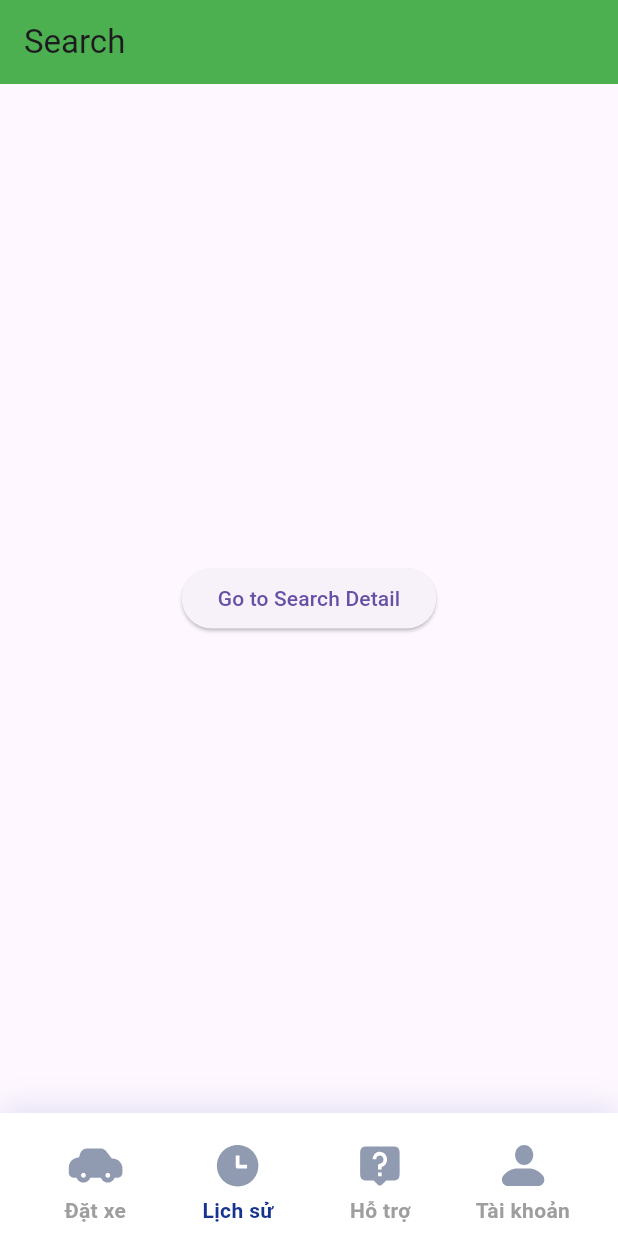
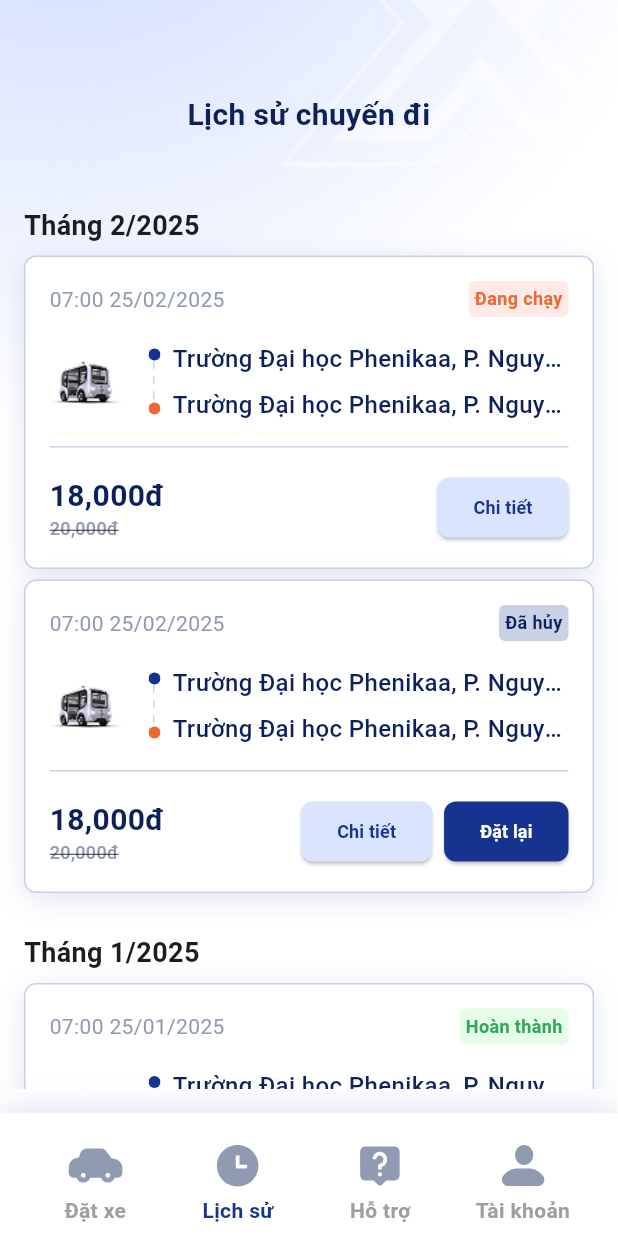
Before and after one commit to ngocthanh711/Xdrive, a Flutter app: the PersistentBottomNavPage screen opened directly, item 2 of the bottom bar chosen, on a phone screen of 412 x 824 dp. Run offline on Flutter 3.47's test engine with Material 3 defaults, Android fonts, the phone set to English and light mode, and no system bars; our stand-ins replace dio, equatable, flutter_bloc, flutter_svg; network calls fail.

Commit message:
bổ sung màn lịch sử chuyến đi

```diff
--- /dev/null
+++ b/Flutter android studio projects/Flutter android studio projects/lib/features/history/data/data_sources/mock_data.dart
@@ -0,0 +1,64 @@
+
+
+import 'package:phenikaaxdrive/features/history/data/models/trip_model.dart';
+
+Map<String, List<Trip>> tripsByMonth = {
+  "Tháng 2/2025": [
+    Trip(
+      time: "07:00",
+      date: "25/02/2025",
+      from: "Trường Đại học Phenikaa, P. Nguyễn Tr...",
+      to: "Trường Đại học Phenikaa, P. Nguyễn Tr...",
+      price: 18000,
+      oldPrice: 20000,
+      status: "Đang chạy",
+    ),
+    Trip(
+      time: "07:00",
+      date: "25/02/2025",
+      from: "Trường Đại học Phenikaa, P. Nguyễn Tr...",
+      to: "Trường Đại học Phenikaa, P. Nguyễn Tr...",
+      price: 18000,
+      oldPrice: 20000,
+      status: "Đã hủy",
+    ),
+  ],
+  "Tháng 1/2025": [
+    Trip(
+      time: "07:00",
+      date: "25/01/2025",
+      from: "Trường Đại học Phenikaa, P. Nguyễn Tr...",
+      to: "Trường Đại học Phenikaa, P. Nguyễn Tr...",
+      price: 18000,
+      oldPrice: 20000,
+      status: "Hoàn thành",
+    ),
+    Trip(
+      time: "07:00",
+      date: "23/01/2025",
+      from: "Trường Đại học Phenikaa, P. Nguyễn Tr...",
+      to: "Trường Đại học Phenikaa, P. Nguyễn Tr...",
+      price: 18000,
+      oldPrice: 20000,
+      status: "Đã hủy",
+    ),
+    Trip(
+      time: "07:00",
+      date: "22/01/2025",
+      from: "Trường Đại học Phenikaa, P. Nguyễn Tr...",
+      to: "Trường Đại học Phenikaa, P. Nguyễn Tr...",
+      price: 18000,
+      oldPrice: 20000,
+      status: "Đã hủy",
+    ),
+    Trip(
+      time: "07:00",
+      date: "24/01/2025",
+      from: "Trường Đại học Phenikaa, P. Nguyễn Tr...",
+      to: "Trường Đại học Phenikaa, P. Nguyễn Tr...",
+      price: 18000,
+      oldPrice: 20000,
+      status: "Đã hủy",
+    ),
+  ],
+};
--- /dev/null
+++ b/Flutter android studio projects/Flutter android studio projects/lib/features/history/data/models/trip_model.dart
@@ -0,0 +1,19 @@
+class Trip {
+  final String time;
+  final String date;
+  final String from;
+  final String to;
+  final int price;
+  final int oldPrice;
+  final String status;
+
+  Trip({
+    required this.time,
+    required this.date,
+    required this.from,
+    required this.to,
+    required this.price,
+    required this.oldPrice,
+    required this.status,
+  });
+}
--- /dev/null
+++ b/Flutter android studio projects/Flutter android studio projects/lib/features/history/presentation/blocs/history_event.dart
@@ -0,0 +1,5 @@
+part of 'history_bloc.dart';
+
+abstract class HistoryEvent {}
+
+class HistoryLoadRequested extends HistoryEvent {}
--- /dev/null
+++ b/Flutter android studio projects/Flutter android studio projects/lib/features/history/presentation/blocs/history_state.dart
@@ -0,0 +1,20 @@
+
+part of 'history_bloc.dart';
+
+abstract class HistoryState {}
+
+class HistoryInitial extends HistoryState {}
+
+class HistoryLoadInProgress extends HistoryState {}
+
+class HistoryLoadSuccess extends HistoryState {
+  final Map<String, List<Trip>> tripsByMonth;
+
+  HistoryLoadSuccess(this.tripsByMonth);
+}
+
+class HistoryLoadFailure extends HistoryState {
+  final String errorMessage;
+
+  HistoryLoadFailure(this.errorMessage);
+}
--- /dev/null
+++ b/Flutter android studio projects/Flutter android studio projects/lib/features/history/presentation/pages/history_screen.dart
@@ -0,0 +1,110 @@
+import 'package:flutter/material.dart';
+import 'package:flutter_svg/svg.dart';
+import 'package:flutter_bloc/flutter_bloc.dart';
+import 'package:phenikaaxdrive/features/history/data/models/trip_model.dart';
+import 'package:phenikaaxdrive/features/history/data/data_sources/mock_data.dart';
+import 'package:phenikaaxdrive/features/history/presentation/widgets/trip_card.dart';
+import 'package:phenikaaxdrive/features/history/presentation/blocs/history_bloc.dart';
+
+
+
+class History extends StatelessWidget {
+  @override
+  Widget build(BuildContext context) {
+    return BlocProvider(
+      create: (context) => HistoryBloc()..add(HistoryLoadRequested()),
+      child: Scaffold(
+        body: Stack(
+          alignment: Alignment.center,
+          children: [
+            Container(
+              padding: const EdgeInsets.fromLTRB(
+                0,
+                kTextTabBarHeight * 1.3,
+                0,
+                16,
+              ),
+              width: MediaQuery.of(context).size.width,
+              height: MediaQuery.of(context).size.height,
+              decoration: BoxDecoration(
+                image: DecorationImage(
+                  fit: BoxFit.cover,
+                  image: AssetImage("assets/images/Background.png"),
+                ),
+              ),
+              child: Column(
+                children: [
+                  Text(
+                    'Lịch sử chuyến đi',
+                    textAlign: TextAlign.center,
+                    style: TextStyle(
+                      fontSize: 20,
+                      fontWeight: FontWeight.w600,
+                      height: 1.4,
+                      color: Color(0xFF0C215C),
+                    ),
+                  ),
+
+                  SizedBox(height: 31),
+
+                  Expanded(
+                    // Added Expanded here
+                    child: FutureBuilder<Map<String, List<Trip>>>(
+                      future: fetchMockTrips(),
+                      builder: (context, snapshot) {
+                        if (snapshot.connectionState == ConnectionState.waiting) {
+                          return Center(child: CircularProgressIndicator());
+                        } else if (snapshot.hasError) {
+                          return Center(child: Text("Lỗi tải dữ liệu"));
+                        } else if (!snapshot.hasData || snapshot.data!.isEmpty) {
+                          return Center(
+                            child: Text("Không có dữ liệu chuyến đi"),
+                          );
+                        }
+
+                        final tripsByMonth = snapshot.data!;
+                        return ListView(
+                          padding: EdgeInsets.all(16),
+                          children:
+                              tripsByMonth.entries.map((entry) {
+                                return Column(
+                                  crossAxisAlignment: CrossAxisAlignment.start,
+                                  children: [
+                                    Text(
+                                      entry.key,
+                                      style: TextStyle(
+                                        fontSize: 18,
+                                        fontWeight: FontWeight.bold,
+                                      ),
+                                    ),
+                                    SizedBox(height: 3.5),
+                                    Column(
+                                      children:
+                                          entry.value
+                                              .map((trip) => TripCard(trip: trip))
+                                              .toList(),
+                                    ),
+                                    SizedBox(height: 23.5),
+                                  ],
+                                );
+                              }).toList(),
+                        );
+                      },
+                    ),
+                  ),
+                ],
+              ),
+            ),
+          ],
+        ),
+      ),
+    );
+  }
+}
+
+
+
+Future<Map<String, List<Trip>>> fetchMockTrips() async {
+  await Future.delayed(Duration(seconds: 0));
+  return tripsByMonth;
+}
--- /dev/null
+++ b/Flutter android studio projects/Flutter android studio projects/lib/features/history/presentation/widgets/format_number.dart
@@ -0,0 +1,18 @@
+import 'package:intl/intl.dart';
+
+String formatPriceString(String priceString) {
+  try {
+    // Chuyển đổi sang số nguyên
+    int price = int.parse(priceString);
+
+    // Định dạng số với dấu phẩy
+    final formatter = NumberFormat('#,###');
+    String formattedPrice = formatter.format(price);
+
+    // Thêm ký tự "đ" vào cuối
+    return '$formattedPriceđ';
+  } catch (e) {
+    // Xử lý lỗi nếu chuỗi không hợp lệ
+    return 'Lỗi định dạng giá';
+  }
+}
--- /dev/null
+++ b/Flutter android studio projects/Flutter android studio projects/lib/features/history/presentation/widgets/trip_card.dart
@@ -0,0 +1,262 @@
+import 'package:flutter/material.dart';
+import 'package:flutter_svg/svg.dart';
+import 'package:intl/intl.dart';
+import 'package:phenikaaxdrive/features/history/presentation/widgets/format_number.dart';
+import 'package:phenikaaxdrive/features/history/data/models/trip_model.dart';
+import 'package:phenikaaxdrive/features/history/data/data_sources/mock_data.dart';
+
+class TripCard extends StatelessWidget {
+  final Trip trip;
+
+  TripCard({required this.trip});
+
+  Widget _getStatusButton(BuildContext context, String status) {
+    Color buttonColor;
+    String buttonText;
+    Color buttonTextColor;
+
+    switch (status) {
+      case "Đang chạy":
+        buttonColor = Color(0xffFEEAE6);
+        buttonText = "Đang chạy";
+        buttonTextColor = Color(0xffEC6935);
+        break;
+      case "Đã hủy":
+        buttonColor = Color(0xffCAD1E4);
+        buttonText = "Đã hủy";
+        buttonTextColor = Color(0xff0C215C);
+        break;
+      case "Hoàn thành":
+        buttonColor = Color(0xffE6FEE8);
+        buttonText = "Hoàn thành";
+        buttonTextColor = Color(0xff32A661);
+        break;
+      default:
+        buttonColor = Colors.grey;
+        buttonText = "Không xác định";
+        buttonTextColor = Colors.white;
+        break;
+    }
+
+    return Container(
+      padding: EdgeInsets.all(4),
+      decoration: BoxDecoration(
+        color: buttonColor,
+        borderRadius: BorderRadius.circular(4),
+      ),
+      child: Text(
+        buttonText,
+        style: TextStyle(
+          fontSize: 12,
+          height: 1.3333,
+          fontWeight: FontWeight.w700,
+          color: buttonTextColor,
+        ),
+      ),
+    );
+  }
+
+  @override
+  Widget build(BuildContext context) {
+    return Container(
+      margin: EdgeInsets.symmetric(vertical: 3.5),
+      decoration: BoxDecoration(
+        color: Colors.white,
+        border: Border.all(color: Color(0xffCAD1E4),width: 1),
+        borderRadius: BorderRadius.circular(8),
+        boxShadow: [
+          BoxShadow(
+            color: Color.fromRGBO(137, 153, 203, 0.24),
+            offset: Offset(0, 4),
+            blurRadius: 16,
+            spreadRadius: 0,
+          ),
+        ],
+      ),
+      child: Padding(
+        padding: EdgeInsets.all(16),
+        child: Column(
+          crossAxisAlignment: CrossAxisAlignment.start,
+          children: [
+            Row(
+              mainAxisAlignment: MainAxisAlignment.spaceBetween,
+              children: [
+                Text(
+                  "${trip.time} ${trip.date}",
+                  style: TextStyle(color: Color(0xff909AB1), fontSize: 14),
+                ),
+
+                _getStatusButton(context, trip.status),
+              ],
+            ),
+            SizedBox(height: 16),
+            Row(
+              children: [
+                Image.asset("assets/images/bus.png", width: 50),
+                SizedBox(width: 16),
+                Column(
+                  mainAxisAlignment: MainAxisAlignment.center,
+                  children: [
+                    SvgPicture.asset('assets/svg/bluedot.svg'),
+                    CustomPaint(
+                      size: Size(1, 27),
+                      painter: DashedLinePainter(),
+                    ),
+                    SvgPicture.asset('assets/svg/orangedot.svg'),
+                  ],
+                ),
+                SizedBox(width: 8),
+                Expanded(
+                  child: Column(
+                    crossAxisAlignment: CrossAxisAlignment.start,
+                    children: [
+                      ClipRect(
+                        child: Container(
+                          height: 23,
+                          width: null,
+                          child: Text(
+                            trip.from,
+                            style: TextStyle(
+                              color: Color(0xff0C215C),
+                              fontWeight: FontWeight.w500,
+                              height: 1.5,
+                              fontSize: 16,
+                            ),
+                            overflow: TextOverflow.ellipsis,
+                          ),
+                        ),
+                      ),
+                      SizedBox(height: 8),
+                      ClipRect(
+                        child: Container(
+                          height: 23,
+                          width: null,
+                          child: Text(
+                            trip.to,
+                            style: TextStyle(
+                              color: Color(0xff0C215C),
+                              fontWeight: FontWeight.w500,
+                              height: 1.5,
+                              fontSize: 16,
+                            ),
+                            overflow: TextOverflow.ellipsis,
+                          ),
+                        ),
+                      ),
+                    ],
+                  ),
+                ),
+              ],
+            ),
+            SizedBox(height: 16),
+            Container(height: 1, color: Color(0xffCAD1E4)),
+            SizedBox(height: 16),
+            Row(
+              mainAxisAlignment: MainAxisAlignment.spaceBetween,
+              children: [
+                Expanded(
+                  child: Column(
+                    crossAxisAlignment: CrossAxisAlignment.start,
+                    children: [
+                      Text(
+                        formatPriceString('${trip.price}'),
+                        style: TextStyle(
+                          color: Color(0xff0C215C),
+                          fontSize: 20,
+                          fontWeight: FontWeight.w700,
+                          height: 1.4,
+                        ),
+                      ),
+                      if (trip.oldPrice > trip.price)
+                        Text(
+                          formatPriceString('${trip.oldPrice}'),
+                          style: TextStyle(
+                            fontSize: 12,
+                            decoration: TextDecoration.lineThrough,
+                            color: Color(0xff909AB1),
+                            fontWeight: FontWeight.w500,
+                            height: 1.3333,
+                          ),
+                        ),
+                    ],
+                  ),
+                ),
+
+                Row(
+                  mainAxisAlignment: MainAxisAlignment.end,
+                  children: [
+                    _buildButton(
+                      context,
+                      "Chi tiết",
+                      Color(0xffDAE4FF),
+                      Color(0xff16348F),
+                    ),
+                    if (trip.status == "Đã hủy" || trip.status == "Hoàn thành")
+                      _buildButton(
+                        context,
+                        "Đặt lại",
+                        Color(0xff16348F),
+                        Color(0xffFFFFFF),
+                      ),
+                  ],
+                ),
+              ],
+            ),
+          ],
+        ),
+      ),
+    );
+  }
+
+  Widget _buildButton(
+      BuildContext context,
+      String label,
+      Color color,
+      Color textcolor,
+      ) {
+    return Padding(
+      padding: EdgeInsets.only(left: 8),
+      child: ElevatedButton(
+        onPressed: () {},
+        style: ElevatedButton.styleFrom(
+          backgroundColor: color,
+          shape: RoundedRectangleBorder(borderRadius: BorderRadius.circular(8)),
+        ),
+        child: Text(
+          label,
+          style: TextStyle(
+            color: textcolor,
+            fontSize: 12,
+            fontWeight: FontWeight.w700,
+            height: 1.3333,
+          ),
+        ),
+      ),
+    );
+  }
+}
+
+class DashedLinePainter extends CustomPainter {
+  @override
+  void paint(Canvas canvas, Size size) {
+    final paint =
+    Paint()
+      ..color = Color(0xffCAD1E4)
+      ..strokeWidth = 1
+      ..style = PaintingStyle.stroke;
+
+    final dashWidth = 5;
+    final dashSpace = 5;
+
+    double startY = 0;
+    while (startY < size.height) {
+      canvas.drawLine(Offset(0, startY), Offset(0, startY + dashWidth), paint);
+      startY += dashWidth + dashSpace;
+    }
+  }
+
+  @override
+  bool shouldRepaint(CustomPainter oldDelegate) {
+    return false;
+  }
+}
--- a/Flutter android studio projects/Flutter android studio projects/lib/features/navigation_bottom_bar/widget/navigation_widget.dart
+++ b/Flutter android studio projects/Flutter android studio projects/lib/features/navigation_bottom_bar/widget/navigation_widget.dart
@@ -2,23 +2,10 @@ import 'package:flutter/material.dart';
 import 'package:flutter_svg/flutter_svg.dart';
 import 'package:phenikaaxdrive/features/customer_support/presentation/pages/customer_support.dart';
 import 'package:phenikaaxdrive/features/profile/presentation/pages/profile_screen.dart';
+import 'package:phenikaaxdrive/features/history/presentation/pages/history_screen.dart';
 
 
-void main() {
-  runApp(const MyApp());
-}
 
-class MyApp extends StatelessWidget {
-  const MyApp({Key? key}) : super(key: key);
-
-  @override
-  Widget build(BuildContext context) {
-    return MaterialApp(
-      debugShowCheckedModeBanner: false,
-      home: PersistentBottomNavPage(),
-    );
-  }
-}
 
 Widget _customIcon(String assetName, {bool isActive = false}) {
   return SizedBox(width: 24, height: 24, child: SvgPicture.asset(assetName));
@@ -81,7 +68,10 @@ class TabPage2 extends StatelessWidget {
 
   @override
   Widget build(BuildContext context) {
-    return _buildTabPage(context, 'Search', Colors.green);
+    return MaterialApp(
+      debugShowCheckedModeBanner: false,
+      home: History(),
+    );
   }
 }
 
--- a/Flutter android studio projects/Flutter android studio projects/lib/features/rating/presentation/widgets/stars_rating_widget.dart
+++ b/Flutter android studio projects/Flutter android studio projects/lib/features/rating/presentation/widgets/stars_rating_widget.dart
@@ -26,8 +26,8 @@ class _StarRatingWidgetState extends State<StarRatingWidget> {
             padding: EdgeInsets.all(4),
             child: Image.asset(
               index < selectedStars
-                  ? "assets/star_filled.png"
-                  : "assets/star_empty.png",
+                  ? "assets/images/star_filled.png"
+                  : "assets/images/star_empty.png",
               width: 42,
               height: 42,
             ),
--- a/Flutter android studio projects/Flutter android studio projects/lib/main.dart
+++ b/Flutter android studio projects/Flutter android studio projects/lib/main.dart
@@ -3,7 +3,7 @@ import 'package:phenikaaxdrive/features/customer_support/presentation/pages/cust
 import 'package:phenikaaxdrive/features/rating/presentation/pages/rating.dart';
 import 'package:phenikaaxdrive/features/navigation_bottom_bar/widget/navigation_widget.dart';
 import 'package:phenikaaxdrive/features/profile/presentation/pages/profile_screen.dart';
-
+import 'package:phenikaaxdrive/features/history/presentation/pages/history_screen.dart';
 
 
 void main() {
@@ -17,7 +17,7 @@ class MyApp extends StatelessWidget {
   Widget build(BuildContext context) {
     return MaterialApp(
       debugShowCheckedModeBanner: false,
-      home: ProfileScreen(),
+      home: PersistentBottomNavPage(),
     );
   }
 }
--- a/Flutter android studio projects/Flutter android studio projects/pubspec.yaml
+++ b/Flutter android studio projects/Flutter android studio projects/pubspec.yaml
@@ -40,6 +40,7 @@ dependencies:
   flutter_bloc: ^9.1.0
   dio: ^5.8.0+1
   flutter_svg: ^2.0.9
+  intl: ^0.18.0
 
 dev_dependencies:
   flutter_test:
@@ -78,6 +79,7 @@ flutter:
     - assets/images/circle-warning.png
     - assets/images/ask-question.png
     - assets/images/profile_banner.png
+    - assets/images/bus.png
     - assets/svg/car.svg
     - assets/svg/history.svg
     - assets/svg/account.svg
@@ -91,6 +93,8 @@ flutter:
     - assets/svg/globe.svg
     - assets/svg/key.svg
     - assets/svg/sign_out.svg
+    - assets/svg/bluedot.svg
+    - assets/svg/orangedot.svg
 
   # An image asset can refer to one or more resolution-specific "variants", see
   # https://flutter.dev/to/resolution-aware-images
```
Also changed, not shown: Flutter android studio projects/Flutter android studio projects/lib/features/history/presentation/blocs/history_bloc.dart (added, +25 -0 lines), Flutter android studio projects/Flutter android studio projects/lib/features/profile/presentation/pages/profile_screen.dart (+65 -64 lines), Flutter android studio projects/Flutter android studio projects/lib/features/profile/presentation/widgets/menu_items.dart (added, +41 -0 lines), Flutter android studio projects/Flutter android studio projects/assets/images/bus.png (added), Flutter android studio projects/Flutter android studio projects/assets/svg/bluedot.svg (added), Flutter android studio projects/Flutter android studio projects/assets/svg/orangedot.svg (added), Flutter android studio projects/Flutter android studio projects/pubspec.lock.
